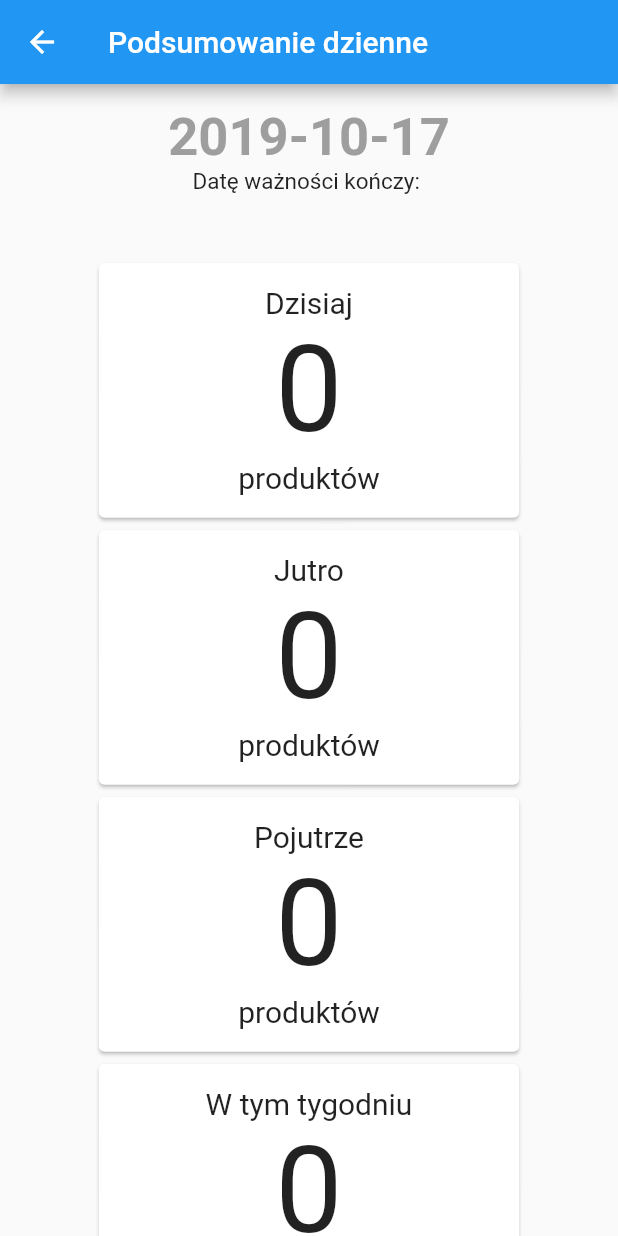
After one commit to remes2000/zero-waste, a Flutter app: the DailySummary screen opened directly, on a phone screen of 412 x 824 dp. The commit adds this screen. Run offline on Flutter 3.47's test engine with Material 2 defaults, Android fonts, the phone set to English and light mode, and no system bars; our stand-ins replace camera, flutter_local_notifications, sqflite; missing offline and left inert: flutter_cupertino_date_picker; accounts and stored records are empty.

Commit message:
create daily summary page

```diff
--- a/zero_waste/lib/change_notifieres/product_model.dart
+++ b/zero_waste/lib/change_notifieres/product_model.dart
@@ -12,6 +12,12 @@ class ProductModel extends ChangeNotifier{
     notifyListeners();
   }
 
+  void set(List<Product> products){
+    _products.clear();
+    _products.addAll(products);
+    notifyListeners();
+  }
+
   void addAll(List<Product> products){
     _products.addAll(products);
     notifyListeners();
--- a/zero_waste/lib/local_notifications_helper.dart
+++ b/zero_waste/lib/local_notifications_helper.dart
@@ -40,19 +40,21 @@ Future showOngoingNotification(
   FlutterLocalNotificationsPlugin notifications, {
   @required String title,
   @required String body,
+      String payload,
   int id = 0,
 }) =>
     _showNotification(notifications,
-        title: title, body: body, id: id, type: _ongoing);
+        title: title, body: body, id: id, type: _ongoing, payload: payload);
 
 Future _showNotification(
   FlutterLocalNotificationsPlugin notifications, {
   @required String title,
   @required String body,
+      String payload,
   @required NotificationDetails type,
   int id = 0,
 }) =>
-    notifications.show(id, title, body, type);
+    notifications.show(id, title, body, type, payload: payload);
 
 Future scheduleDailyOngoingNotification(
   FlutterLocalNotificationsPlugin notifications, {
--- /dev/null
+++ b/zero_waste/lib/pages/daily_summary.dart
@@ -0,0 +1,127 @@
+import 'package:flutter/material.dart';
+import 'package:zero_waste/models/product.dart';
+
+import '../globals.dart';
+
+class DailySummary extends StatefulWidget {
+  @override
+  _DailySummaryState createState() => _DailySummaryState();
+}
+
+class _DailySummaryState extends State<DailySummary> {
+  final TextStyle numberStyles = TextStyle(fontSize: 80);
+  final TextStyle description = TextStyle(fontSize: 20);
+  List<Widget> cards = [];
+
+  @override
+  void initState() {
+    super.initState();
+    generateSummary();
+  }
+
+  Widget generateCard(String topText, String number, String bottomText) {
+    return Card(
+        child: Padding(
+            padding: EdgeInsets.all(15),
+            child: Column(
+              children: <Widget>[
+                Text(
+                  topText,
+                  style: description,
+                ),
+                Text(number, style: numberStyles),
+                Text(bottomText, style: description)
+              ],
+            )));
+  }
+
+  void generateSummary() async {
+    List<Product> products = await getAllProducts();
+    List<Product> today = products.where((Product product) {
+      DateTime now = resetTime(DateTime.now());
+      DateTime productDate = resetTime(
+          DateTime.fromMillisecondsSinceEpoch(product.expirationDate * 1000));
+
+      print('difference');
+      print(productDate.difference(now).inDays);
+      print(productDate.toIso8601String());
+      return productDate.difference(now).inDays == 0;
+    }).toList();
+    List<Product> tommorow = products.where((Product product) {
+      DateTime now = resetTime(DateTime.now());
+      DateTime productDate = resetTime(
+          DateTime.fromMillisecondsSinceEpoch(product.expirationDate * 1000));
+      return productDate.difference(now).inDays == 1;
+    }).toList();
+    List<Product> dayAfterTommorow = products.where((Product product) {
+      DateTime now = resetTime(DateTime.now());
+      DateTime productDate = resetTime(
+          DateTime.fromMillisecondsSinceEpoch(product.expirationDate * 1000));
+      return productDate.difference(now).inDays == 2;
+    }).toList();
+    List<Product> thisWeek = products.where((Product product) {
+      DateTime now = resetTime(DateTime.now());
+      DateTime productDate = resetTime(
+          DateTime.fromMillisecondsSinceEpoch(product.expirationDate * 1000));
+      return productDate.difference(now).inDays <= 7 &&
+          productDate.difference(now).inDays >= 3;
+    }).toList();
+
+    cards = [];
+    cards.add(generateCard("Dzisiaj", today.length.toString(),
+        today.length == 1 ? 'produkt' : 'produktów'));
+    cards.add(generateCard("Jutro", tommorow.length.toString(),
+        tommorow.length == 1 ? 'produkt' : 'produktów'));
+    cards.add(generateCard("Pojutrze", dayAfterTommorow.length.toString(),
+        dayAfterTommorow.length == 1 ? 'produkt' : 'produktów'));
+    cards.add(generateCard("W tym tygodniu", thisWeek.length.toString(),
+        thisWeek.length == 1 ? 'produkt' : 'produktów'));
+    this.setState(() {});
+  }
+
+  @override
+  Widget build(BuildContext context) {
+    return Scaffold(
+        appBar: AppBar(title: Text("Podsumowanie dzienne")),
+        body: SafeArea(child: LayoutBuilder(
+          builder: (BuildContext context, BoxConstraints constraints) {
+            return Column(
+              children: <Widget>[
+                Container(
+                    height: constraints.maxHeight * 0.15,
+                    child: Center(
+                        child: Padding(
+                  padding: const EdgeInsets.all(15),
+                  child: Column(
+                    children: <Widget>[
+                      Text(
+                        DateTime.now().toIso8601String().split('T')[0],
+                        style: TextStyle(
+                            fontSize: 35,
+                            color: Colors.grey,
+                            fontWeight: FontWeight.bold),
+                      ),
+                      Text("Datę ważności kończy: ", style: TextStyle(fontSize: 15),)
+                    ],
+                  )
+                ))),
+                Container(
+                  height: constraints.maxHeight * 0.85,
+                  child: ListView.builder(
+                    itemBuilder: (context, position) {
+                      return Center(
+                        child: Container(
+                          width: constraints.maxWidth * 0.7,
+                          child: cards[position],
+                        ),
+                      );
+                    },
+                    itemCount: cards.length,
+                  ),
+                )
+              ],
+            );
+          },
+        )));
+  }
+}
--- a/zero_waste/lib/products_list.dart
+++ b/zero_waste/lib/products_list.dart
@@ -18,7 +18,7 @@ class _ProductListState extends State<ProductsList> {
   void initState() {
     super.initState();
     getAllProducts().then((List<Product> products) {
-      Provider.of<ProductModel>(context).addAll(products);
+      Provider.of<ProductModel>(context).set(products);
     });
   }
 
```
Also changed, not shown: zero_waste/lib/local_notification_widget.dart (+3 -4 lines), zero_waste/lib/main.dart (+24 -50 lines).
